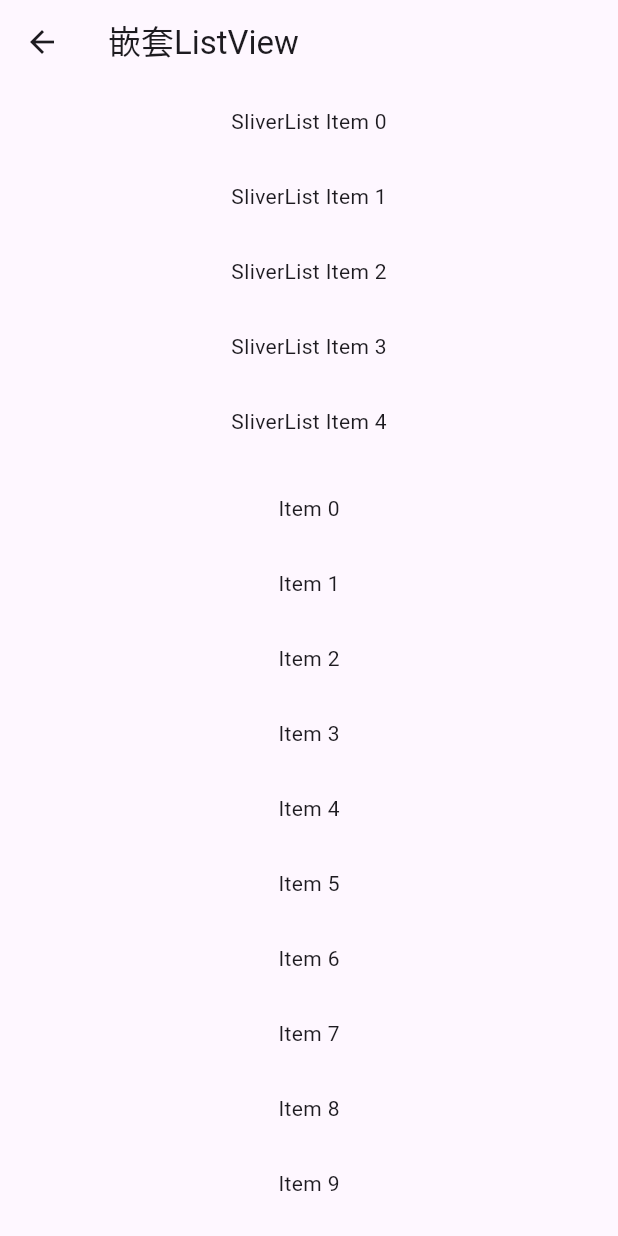
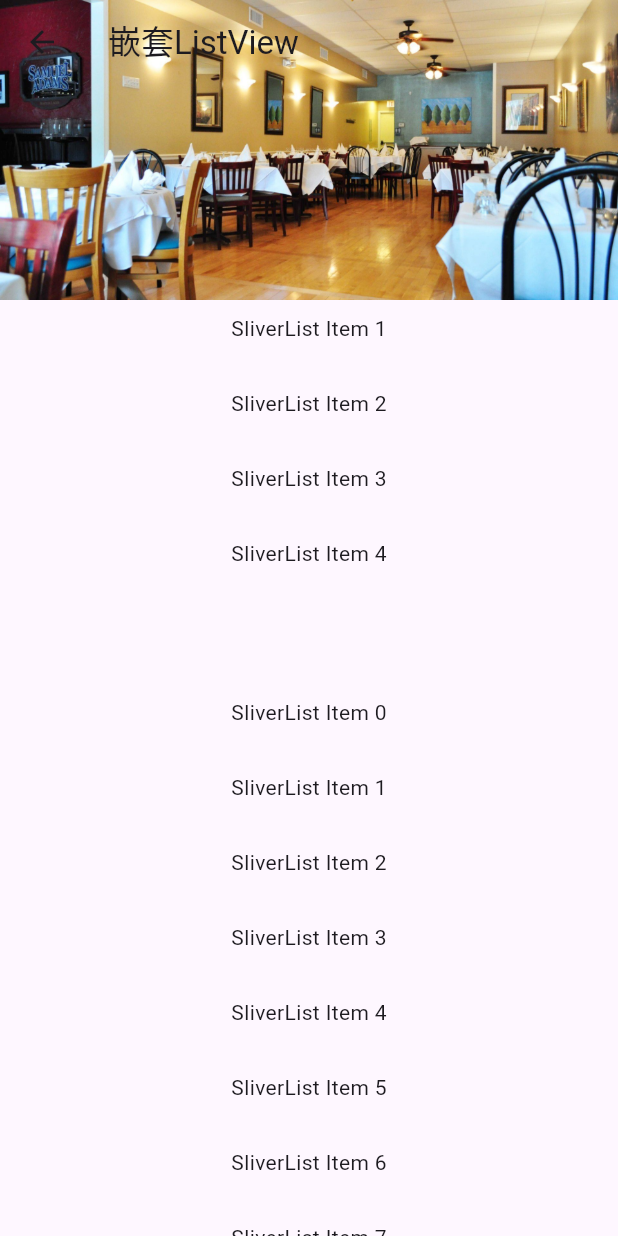
Before and after one commit to fallenleavesguy/flutter-exercises, a Flutter app: the screen it shows after launch, after a tap on "演示滚动视图嵌套简单用法", on a phone screen of 412 x 824 dp. Run offline on Flutter 3.47's test engine with Material 3 defaults, Android fonts, the phone set to English and light mode, and no system bars.

Commit message:
fix: 防止snap header遮挡

```diff
--- a/lib/routes/nested_scroll_view-example.dart
+++ b/lib/routes/nested_scroll_view-example.dart
@@ -24,27 +24,47 @@ class NestedScrollViewExample extends StatelessWidget {
         headerSliverBuilder: (BuildContext context, bool innerBoxIsScrolled) {
           // 返回一个 Sliver 数组给外部可滚动组件。
           return <Widget>[
-            SliverAppBar(
-              title: const Text('嵌套ListView'),
-              // pinned: true, // 固定在顶部
-              floating: true, // 向下滚动时，是否隐藏标题
-              snap: true, // 与 floating 结合使用`
-              forceElevated: innerBoxIsScrolled,
+            SliverOverlapAbsorber(
+              handle: NestedScrollView.sliverOverlapAbsorberHandleFor(context),
+              sliver: SliverAppBar(
+                title: const Text('嵌套ListView'),
+                pinned: true, // 固定在顶部
+                floating: true, // 向下滚动时，是否隐藏标题
+                snap: true, // 与 floating 结合使用`
+                expandedHeight: 200,
+                forceElevated: innerBoxIsScrolled,
+                 flexibleSpace: FlexibleSpaceBar(
+                  background: Image.asset(
+                    "assets/images/2.jpeg",
+                    fit: BoxFit.cover,
+                  ),
+                ),
+              ),
             ),
             buildSliverList(5), //构建一个 sliverList
           ];
         },
-        body: ListView.builder(
-          padding: const EdgeInsets.all(8),
-          physics: const ClampingScrollPhysics(), //重要
-          itemCount: 30,
-          itemBuilder: (BuildContext context, int index) {
-            return SizedBox(
-              height: 50,
-              child: Center(child: Text('Item $index')),
-            );
-          },
-        ),
+        // body: ListView.builder(
+        //   padding: const EdgeInsets.all(8),
+        //   physics: const ClampingScrollPhysics(), //重要
+        //   itemCount: 30,
+        //   itemBuilder: (BuildContext context, int index) {
+        //     return SizedBox(
+        //       height: 50,
+        //       child: Center(child: Text('Item $index')),
+        //     );
+        //   },
+        // ),
+        body: Builder(builder: (BuildContext context) {
+          return CustomScrollView(
+            slivers: <Widget>[
+              SliverOverlapInjector(
+                handle: NestedScrollView.sliverOverlapAbsorberHandleFor(context),
+              ),
+              buildSliverList(100),
+            ],
+          );
+        }),
       ),
     );
   }
```
